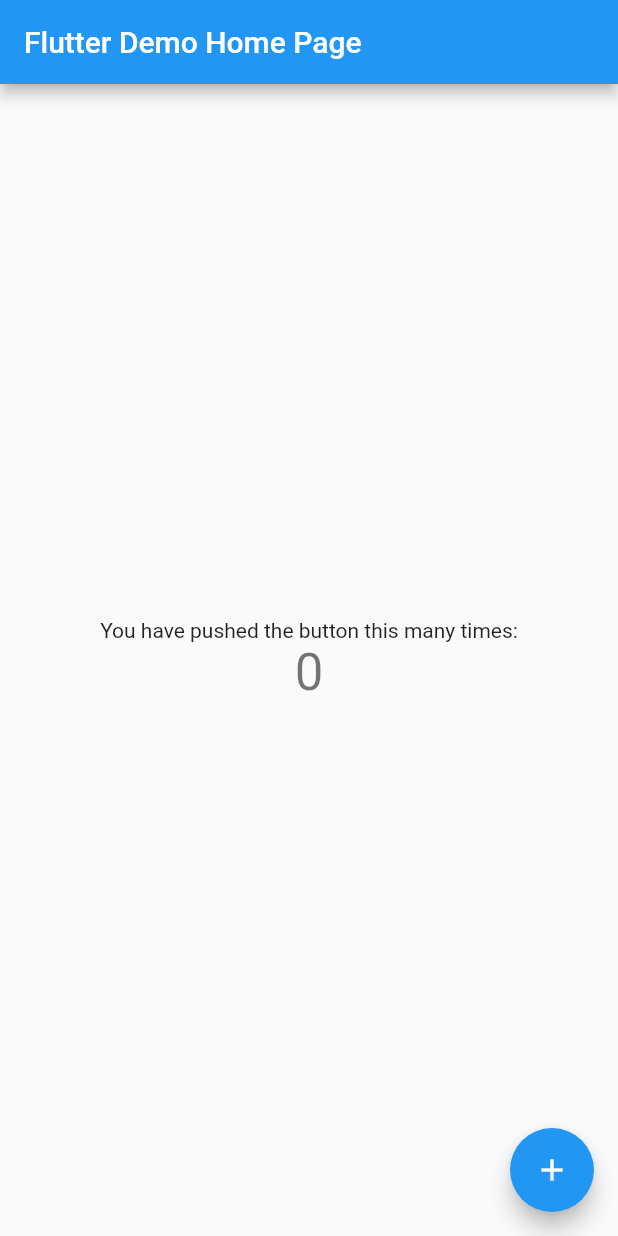
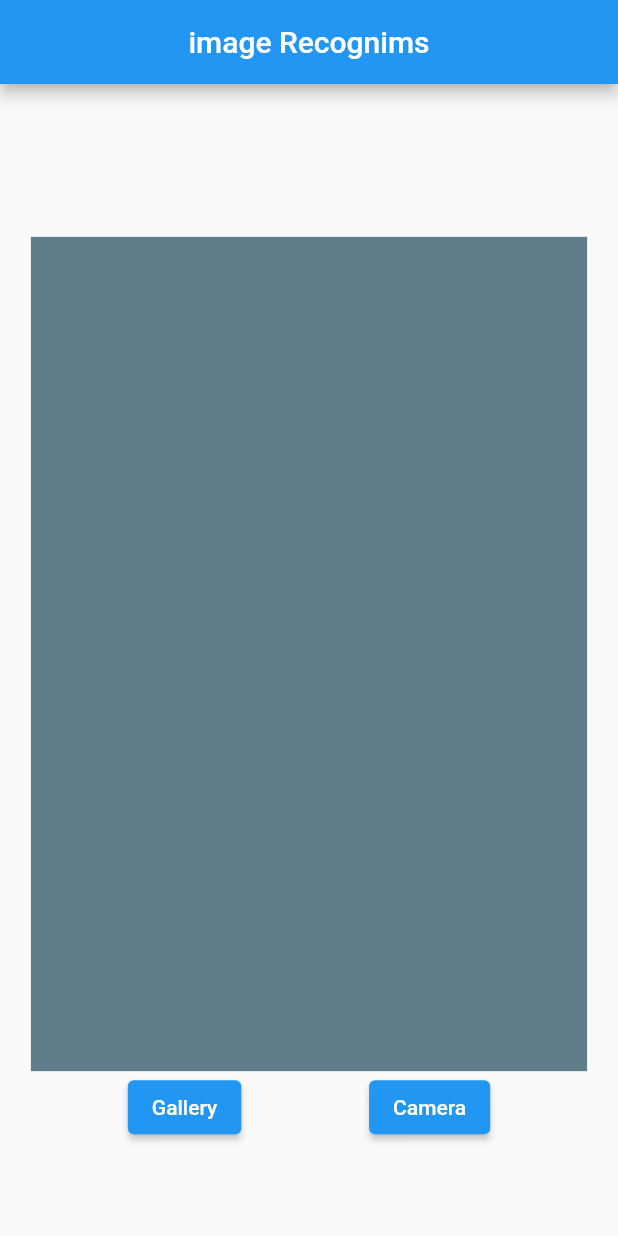
Before and after one commit to kodisinghe2021/pharma_go_v2_app, a Flutter app: the screen it shows after launch, on a phone screen of 412 x 824 dp. Run offline on Flutter 3.47's test engine with Material 2 defaults, Android fonts, the phone set to English and light mode, and no system bars; our stand-ins replace firebase_core, image_picker; missing offline and left inert: google_ml_kit; accounts and stored records are empty.

Commit message:
OCR assigned

```diff
--- /dev/null
+++ b/lib/home_page.dart
@@ -0,0 +1,110 @@
+import 'dart:io';
+
+import 'package:flutter/material.dart';
+import 'package:google_ml_kit/google_ml_kit.dart';
+import 'package:image_picker/image_picker.dart';
+
+class HomePage extends StatefulWidget {
+  const HomePage({super.key});
+
+  @override
+  State<HomePage> createState() => _HomePageState();
+}
+
+class _HomePageState extends State<HomePage> {
+  bool textScanning = false;
+
+  XFile? imageFile;
+
+  String scannedText = '';
+
+  @override
+  Widget build(BuildContext context) {
+    Size screenSize = MediaQuery.of(context).size;
+    return Scaffold(
+      appBar: AppBar(
+        title: const Text("image Recognims"),
+        centerTitle: true,
+      ),
+      body: SingleChildScrollView(
+        physics: const BouncingScrollPhysics(),
+        child: SizedBox(
+          width: screenSize.width,
+          height: screenSize.height,
+          child: Column(
+            mainAxisAlignment: MainAxisAlignment.center,
+            crossAxisAlignment: CrossAxisAlignment.center,
+            children: [
+              if (textScanning) const CircularProgressIndicator(),
+              if (!textScanning && imageFile == null)
+                Container(
+                  width: screenSize.width * .9,
+                  height: screenSize.width * 1.35,
+                  color: Colors.blueGrey,
+                ),
+              if (imageFile != null)
+                SizedBox(
+                  width: screenSize.width * .9,
+                  height: screenSize.width * 1.35,
+                  child: Image.file(
+                    File(imageFile!.path),
+                    fit: BoxFit.fitHeight,
+                  ),
+                ),
+              Row(
+                mainAxisAlignment: MainAxisAlignment.spaceEvenly,
+                children: [
+                  ElevatedButton(
+                    onPressed: () {
+                      getImage();
+                    },
+                    child: const Text('Gallery'),
+                  ),
+                  ElevatedButton(
+                    onPressed: () {},
+                    child: const Text('Camera'),
+                  ),
+                ],
+              ),
+              Text(scannedText),
+            ],
+          ),
+        ),
+      ),
+    );
+  }
+
+  void getImage() async {
+    try {
+      final pickedImage =
+          await ImagePicker().pickImage(source: ImageSource.gallery);
+      if (pickedImage != null) {
+        textScanning = true;
+        imageFile = pickedImage;
+        setState(() {});
+        getRecognisedText(pickedImage);
+      }
+    } catch (e) {
+      textScanning = false;
+      imageFile = null;
+      setState(() {});
+      scannedText = "error text";
+    }
+  }
+
+  void getRecognisedText(XFile imageFile) async {
+    final inputImage = InputImage.fromFilePath(imageFile.path);
+    final textDetector = GoogleMlKit.vision.textRecognizer();
+    RecognizedText recognizedText = await textDetector.processImage(inputImage);
+    await textDetector.close();
+    scannedText = "";
+
+    for (TextBlock block in recognizedText.blocks) {
+      for (TextLine line in block.lines) {
+        scannedText = "$scannedText${line.text}\n";
+      }
+    }
+    textScanning = false;
+    setState(() {});
+  }
+}
--- a/lib/main.dart
+++ b/lib/main.dart
@@ -1,115 +1,20 @@
+import 'package:firebase_core/firebase_core.dart';
 import 'package:flutter/material.dart';
+import 'package:pharma_go_v2_app/home_page.dart';
 
-void main() {
+void main() async {
+  WidgetsFlutterBinding.ensureInitialized();
+  await Firebase.initializeApp();
   runApp(const MyApp());
 }
 
 class MyApp extends StatelessWidget {
   const MyApp({super.key});
-
-  // This widget is the root of your application.
   @override
   Widget build(BuildContext context) {
-    return MaterialApp(
-      title: 'Flutter Demo',
-      theme: ThemeData(
-        // This is the theme of your application.
-        //
-        // Try running your application with "flutter run". You'll see the
-        // application has a blue toolbar. Then, without quitting the app, try
-        // changing the primarySwatch below to Colors.green and then invoke
-        // "hot reload" (press "r" in the console where you ran "flutter run",
-        // or simply save your changes to "hot reload" in a Flutter IDE).
-        // Notice that the counter didn't reset back to zero; the application
-        // is not restarted.
-        primarySwatch: Colors.blue,
-      ),
-      home: const MyHomePage(title: 'Flutter Demo Home Page'),
+    return const MaterialApp(
+      debugShowCheckedModeBanner: false,
+      home: HomePage(),
     );
   }
 }
-
-class MyHomePage extends StatefulWidget {
-  const MyHomePage({super.key, required this.title});
-
-  // This widget is the home page of your application. It is stateful, meaning
-  // that it has a State object (defined below) that contains fields that affect
-  // how it looks.
-
-  // This class is the configuration for the state. It holds the values (in this
-  // case the title) provided by the parent (in this case the App widget) and
-  // used by the build method of the State. Fields in a Widget subclass are
-  // always marked "final".
-
-  final String title;
-
-  @override
-  State<MyHomePage> createState() => _MyHomePageState();
-}
-
-class _MyHomePageState extends State<MyHomePage> {
-  int _counter = 0;
-
-  void _incrementCounter() {
-    setState(() {
-      // This call to setState tells the Flutter framework that something has
-      // changed in this State, which causes it to rerun the build method below
-      // so that the display can reflect the updated values. If we changed
-      // _counter without calling setState(), then the build method would not be
-      // called again, and so nothing would appear to happen.
-      _counter++;
-    });
-  }
-
-  @override
-  Widget build(BuildContext context) {
-    // This method is rerun every time setState is called, for instance as done
-    // by the _incrementCounter method above.
-    //
-    // The Flutter framework has been optimized to make rerunning build methods
-    // fast, so that you can just rebuild anything that needs updating rather
-    // than having to individually change instances of widgets.
-    return Scaffold(
-      appBar: AppBar(
-        // Here we take the value from the MyHomePage object that was created by
-        // the App.build method, and use it to set our appbar title.
-        title: Text(widget.title),
-      ),
-      body: Center(
-        // Center is a layout widget. It takes a single child and positions it
-        // in the middle of the parent.
-        child: Column(
-          // Column is also a layout widget. It takes a list of children and
-          // arranges them vertically. By default, it sizes itself to fit its
-          // children horizontally, and tries to be as tall as its parent.
-          //
-          // Invoke "debug painting" (press "p" in the console, choose the
-          // "Toggle Debug Paint" action from the Flutter Inspector in Android
-          // Studio, or the "Toggle Debug Paint" command in Visual Studio Code)
-          // to see the wireframe for each widget.
-          //
-          // Column has various properties to control how it sizes itself and
-          // how it positions its children. Here we use mainAxisAlignment to
-          // center the children vertically; the main axis here is the vertical
-          // axis because Columns are vertical (the cross axis would be
-          // horizontal).
-          mainAxisAlignment: MainAxisAlignment.center,
-          children: <Widget>[
-            const Text(
-              'You have pushed the button this many times:',
-            ),
-            Text(
-              '$_counter',
-              style: Theme.of(context).textTheme.headlineMedium,
-            ),
-          ],
-        ),
-      ),
-      floatingActionButton: FloatingActionButton(
-        onPressed: _incrementCounter,
-        tooltip: 'Increment',
-        child: const Icon(Icons.add),
-      ), // This trailing comma makes auto-formatting nicer for build methods.
-    );
-  }
-}
```
Also changed, not shown: pubspec.yaml (+15 -4 lines), pubspec.lock, 8 other files.
